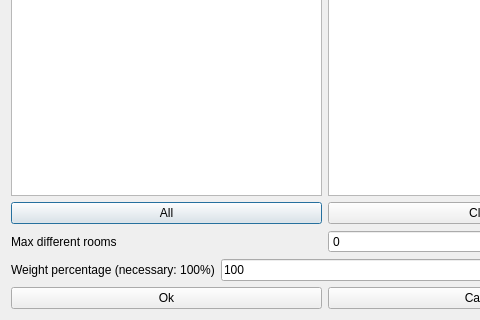
Above: fet/src/interface/modifyconstraintactivitiesoccupymaxdifferentroomsform_template.ui from vonmecheln/fet before the change; both pictures show x 0 to 480 and y 200 to 520 of the 650 by 520 pixel window. Below: the same form after it.
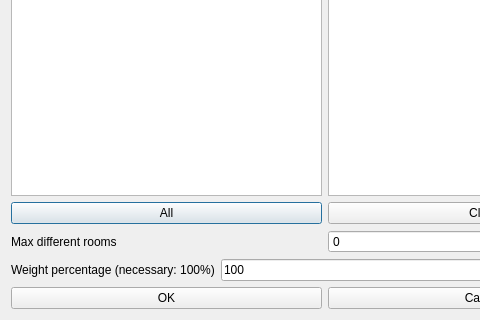
That is the form after the change.

What changed in the file:
```diff
--- a/fet/src/interface/modifyconstraintactivitiesoccupymaxdifferentroomsform_template.ui
+++ b/fet/src/interface/modifyconstraintactivitiesoccupymaxdifferentroomsform_template.ui
@@ -153,7 +153,7 @@
      <item>
       <widget class="QPushButton" name="okPushButton">
        <property name="text">
-        <string>Ok</string>
+        <string>OK</string>
        </property>
       </widget>
      </item>
```
